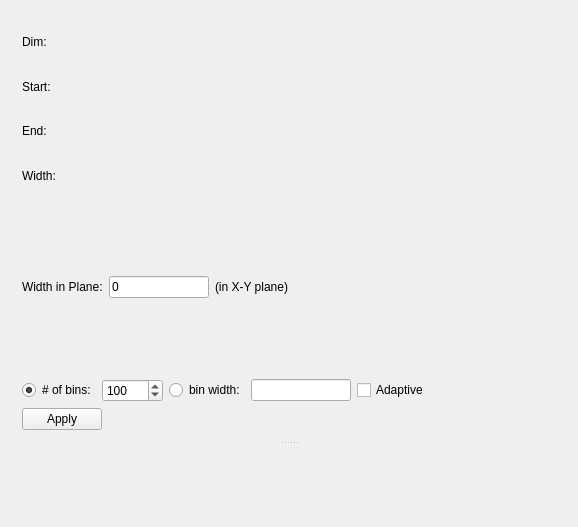
Qt form Code/Mantid/MantidQt/SliceViewer/inc/MantidQtSliceViewer/LineViewer.ui (mantidproject/mantid) before a commit.
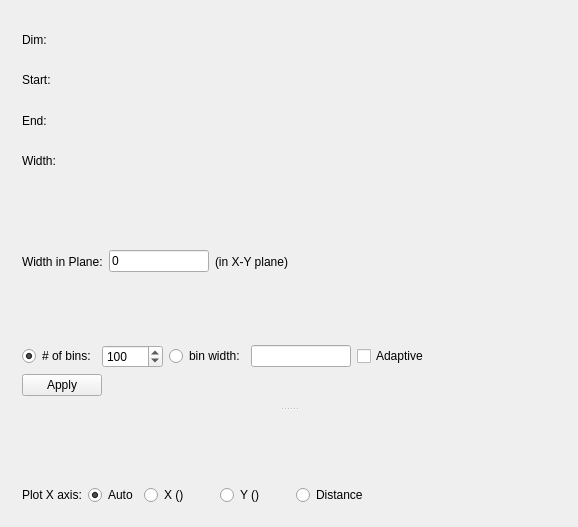
The same form after that commit.

Commit message:
Refs #4504: LineViewer choice of what to plot as X axis
Either the X of the original workspace, or the Y, or the distance in XY, or auto choose (default).

Diff of the .ui file:
```diff
--- a/Code/Mantid/MantidQt/SliceViewer/inc/MantidQtSliceViewer/LineViewer.ui
+++ b/Code/Mantid/MantidQt/SliceViewer/inc/MantidQtSliceViewer/LineViewer.ui
@@ -245,13 +245,104 @@
        </item>
       </layout>
      </widget>
-     <widget class="QFrame" name="frmPlot">
+     <widget class="QFrame" name="frmBottom">
       <property name="frameShape">
        <enum>QFrame::NoFrame</enum>
       </property>
       <property name="frameShadow">
        <enum>QFrame::Raised</enum>
       </property>
+      <layout class="QVBoxLayout" name="verticalLayout_3">
+       <item>
+        <widget class="QFrame" name="frmPlot">
+         <property name="frameShape">
+          <enum>QFrame::NoFrame</enum>
+         </property>
+         <property name="frameShadow">
+          <enum>QFrame::Raised</enum>
+         </property>
+        </widget>
+       </item>
+       <item>
+        <layout class="QHBoxLayout" name="horizontalLayout_3">
+         <item>
+          <widget class="QLabel" name="label">
+           <property name="text">
+            <string>Plot X axis:</string>
+           </property>
+          </widget>
+         </item>
+         <item>
+          <widget class="QRadioButton" name="radPlotAuto">
+           <property name="toolTip">
+            <string>Automatically choose between plotting X or Y depending on the angle of the line</string>
+           </property>
+           <property name="text">
+            <string>Auto</string>
+           </property>
+           <property name="checked">
+            <bool>true</bool>
+           </property>
+          </widget>
+         </item>
+         <item>
+          <widget class="QRadioButton" name="radPlotX">
+           <property name="minimumSize">
+            <size>
+             <width>70</width>
+             <height>0</height>
+            </size>
+           </property>
+           <property name="toolTip">
+            <string>Use the workspace's viewed X coordinate as the X axis of the plot</string>
+           </property>
+           <property name="text">
+            <string>X ()</string>
+           </property>
+          </widget>
+         </item>
+         <item>
+          <widget class="QRadioButton" name="radPlotY">
+           <property name="minimumSize">
+            <size>
+             <width>70</width>
+             <height>0</height>
+            </size>
+           </property>
+           <property name="toolTip">
+            <string>Use the workspace's viewed Y coordinate as the X axis of the plot</string>
+           </property>
+           <property name="text">
+            <string>Y ()</string>
+           </property>
+          </widget>
+         </item>
+         <item>
+          <widget class="QRadioButton" name="radPlotDistance">
+           <property name="toolTip">
+            <string>Use the distance from the start of the line as the X axis of the plot</string>
+           </property>
+           <property name="text">
+            <string>Distance</string>
+           </property>
+          </widget>
+         </item>
+         <item>
+          <spacer name="horizontalSpacer_5">
+           <property name="orientation">
+            <enum>Qt::Horizontal</enum>
+           </property>
+           <property name="sizeHint" stdset="0">
+            <size>
+             <width>40</width>
+             <height>20</height>
+            </size>
+           </property>
+          </spacer>
+         </item>
+        </layout>
+       </item>
+      </layout>
      </widget>
     </widget>
    </item>
```
The commit also changes 6 other files.
